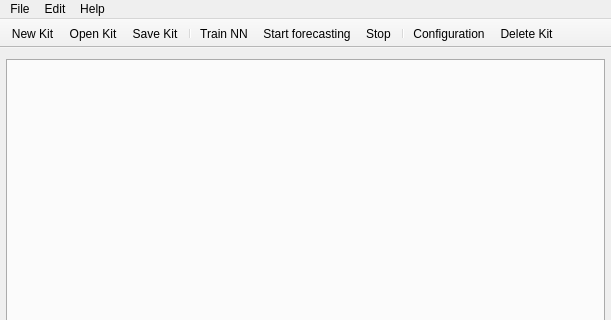
Before: the Qt Designer form Market-Analysis/mainwindow.ui in tau-lex/market-analysis-system, drawn with Qt 5; both pictures show x 0 to 611 and y 0 to 320 of the 611 by 579 pixel window.
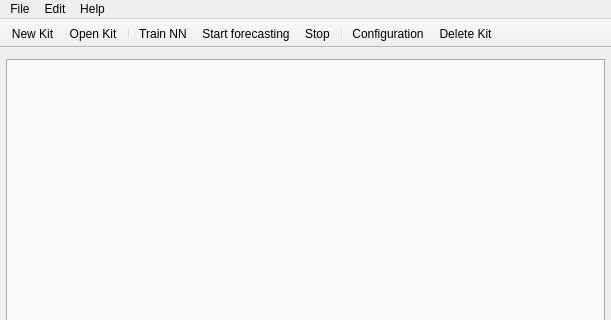
After: the same form once the commit is applied. Icons and pictures are not drawn.

Diff of the .ui file:
```diff
--- a/Market-Analysis/mainwindow.ui
+++ b/Market-Analysis/mainwindow.ui
@@ -109,7 +109,6 @@
    </attribute>
    <addaction name="actionNew_Kit"/>
    <addaction name="actionOpen_Kit"/>
-   <addaction name="actionSave_Kit"/>
    <addaction name="separator"/>
    <addaction name="actionTrain_NN"/>
    <addaction name="actionStart_forecasting"/>
```
